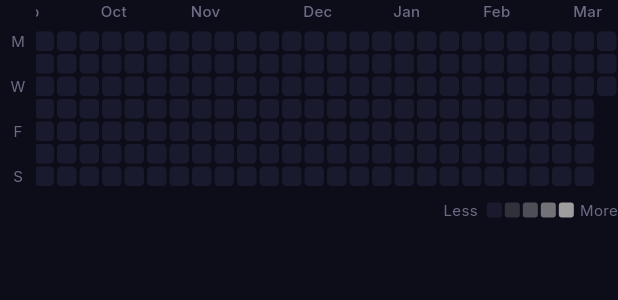
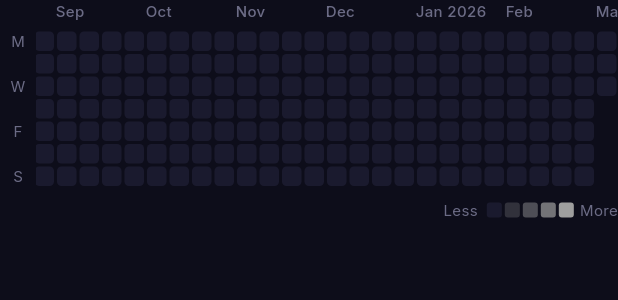
Before and after one commit to Ayushgupta91003/StreakForge, a Flutter app: the HeatmapCalendar widget shown alone on an empty page, opened directly with empty values, on a phone screen of 412 x 824 dp. Shown: the top 300 px of the screen. Run offline on Flutter 3.47's test engine with Material 3 defaults, Android fonts, the phone set to English and light mode, and no system bars; our stand-ins replace csv, file_picker, fl_chart, flutter_local_notifications, flutter_riverpod, google_fonts and 4 more; accounts and stored records are empty; generated files the repository leaves out were written again.

Commit message:
fix: settings Material error, orange default, heatmap year labels, completed section
- Fix: wrap _NotificationSoundTile in Material widget (fixes 'No Material widget found')
- Default theme color changed from purple to orange (0xFFF97316)
- Heatmap: year shown in labels (Jan 2025), 4-column min spacing prevents overlapping
- Heatmap: accepts habitStartDate to control range, passed from habit detail screen
- Home: habits split into Pending (top) and Completed (bottom) sections
- Completed section has muted styling, 'Completed (N)' header with check icon
- All toggle/frequency controls remain functional in completed section for unmarking

```diff
--- a/lib/core/theme/theme_provider.dart
+++ b/lib/core/theme/theme_provider.dart
@@ -9,7 +9,7 @@ class ThemeColorNotifier extends Notifier<Color> {
   @override
   Color build() {
     _loadSaved();
-    return const Color(0xFF6C63FF); // default purple
+    return const Color(0xFFF97316); // default orange
   }
 
   Future<void> _loadSaved() async {
--- a/lib/core/widgets/heatmap_calendar.dart
+++ b/lib/core/widgets/heatmap_calendar.dart
@@ -3,18 +3,21 @@ import 'package:streak_forge/core/theme/app_theme.dart';
 
 /// GitHub-style heatmap calendar widget with horizontal scrolling.
 ///
-/// Uses a fixed cell size (12×12) so cells are always readable.
-/// The grid is horizontally scrollable and auto-scrolls to show today.
+/// Uses a fixed cell size so cells are always readable.
+/// Scrollable horizontally, auto-scrolls to show today (right edge).
+/// Accepts an optional [habitStartDate] to limit the range.
 class HeatmapCalendar extends StatefulWidget {
   final Map<DateTime, double> data;
   final Color color;
   final int months;
+  final DateTime? habitStartDate;
 
   const HeatmapCalendar({
     super.key,
     required this.data,
     required this.color,
     this.months = 12,
+    this.habitStartDate,
   });
 
   @override
@@ -27,7 +30,7 @@ class _HeatmapCalendarState extends State<HeatmapCalendar> {
 
   static const double _cellSize = 13.0;
   static const double _gap = 2.0;
-  static const double _colWidth = _cellSize + _gap; // 15.0
+  static const double _colWidth = _cellSize + _gap;
 
   @override
   void initState() {
@@ -35,13 +38,12 @@ class _HeatmapCalendarState extends State<HeatmapCalendar> {
     _scrollController = ScrollController();
     _monthScrollController = ScrollController();
     WidgetsBinding.instance.addPostFrameCallback((_) {
-      // Auto-scroll to the right (today)
       if (_scrollController.hasClients) {
         _scrollController.jumpTo(_scrollController.position.maxScrollExtent);
       }
       if (_monthScrollController.hasClients) {
-        _monthScrollController.jumpTo(
-            _monthScrollController.position.maxScrollExtent);
+        _monthScrollController
+            .jumpTo(_monthScrollController.position.maxScrollExtent);
       }
     });
   }
@@ -58,17 +60,23 @@ class _HeatmapCalendarState extends State<HeatmapCalendar> {
     final now = DateTime.now();
     final today = DateTime(now.year, now.month, now.day);
 
-    // Calculate the start date (beginning of the period, aligned to start of week)
-    final startDate = DateTime(now.year, now.month - widget.months + 1, 1);
+    // Determine start: use habit start date if provided, else N months ago
+    DateTime rangeStart;
+    if (widget.habitStartDate != null) {
+      final hs = widget.habitStartDate!;
+      final fallback = DateTime(now.year, now.month - widget.months + 1, 1);
+      // Use whichever is earlier
+      rangeStart = hs.isBefore(fallback) ? hs : fallback;
+    } else {
+      rangeStart = DateTime(now.year, now.month - widget.months + 1, 1);
+    }
     // Align to Monday
-    final alignedStart = startDate.subtract(
-      Duration(days: (startDate.weekday - 1) % 7),
-    );
+    final alignedStart =
+        rangeStart.subtract(Duration(days: (rangeStart.weekday - 1) % 7));
 
     // Generate all weeks
     final weeks = <List<DateTime?>>[];
     var currentDate = alignedStart;
-
     while (!currentDate.isAfter(today)) {
       final week = <DateTime?>[];
       for (int d = 0; d < 7; d++) {
@@ -82,21 +90,33 @@ class _HeatmapCalendarState extends State<HeatmapCalendar> {
       weeks.add(week);
     }
 
-    // Find max value for intensity scaling
+    // Find max value for intensity
     double maxValue = 1;
     for (final v in widget.data.values) {
       if (v > maxValue) maxValue = v;
     }
 
-    // Month labels with positions
+    // Month/year labels with positions — avoid collisions
     final monthLabels = <String>[];
     final monthPositions = <int>[];
     int? lastMonth;
+    int? lastYear;
     for (int w = 0; w < weeks.length; w++) {
       for (final day in weeks[w]) {
-        if (day != null && day.month != lastMonth) {
+        if (day != null && (day.month != lastMonth || day.year != lastYear)) {
+          // Skip if too close to previous label (< 4 columns apart)
+          if (monthPositions.isNotEmpty &&
+              (w - monthPositions.last) < 4) {
+            break;
+          }
           lastMonth = day.month;
-          monthLabels.add(_monthName(day.month));
+          lastYear = day.year;
+          // Show year on Jan or first label
+          if (day.month == 1 || monthLabels.isEmpty) {
+            monthLabels.add('${_monthName(day.month)} ${day.year}');
+          } else {
+            monthLabels.add(_monthName(day.month));
+          }
           monthPositions.add(w);
           break;
         }
@@ -109,7 +129,7 @@ class _HeatmapCalendarState extends State<HeatmapCalendar> {
     return Column(
       crossAxisAlignment: CrossAxisAlignment.start,
       children: [
-        // Month labels – scroll in sync
+        // Month labels
         SizedBox(
           height: 16,
           child: Row(
@@ -117,7 +137,7 @@ class _HeatmapCalendarState extends State<HeatmapCalendar> {
               const SizedBox(width: dayLabelWidth),
               Expanded(
                 child: NotificationListener<ScrollNotification>(
-                  onNotification: (_) => true, // absorb
+                  onNotification: (_) => true,
                   child: SingleChildScrollView(
                     controller: _monthScrollController,
                     scrollDirection: Axis.horizontal,
@@ -169,12 +189,10 @@ class _HeatmapCalendarState extends State<HeatmapCalendar> {
                   ],
                 ),
               ),
-
               // Scrollable grid
               Expanded(
                 child: NotificationListener<ScrollNotification>(
                   onNotification: (notification) {
-                    // Sync month labels scroll
                     if (_monthScrollController.hasClients) {
                       _monthScrollController
                           .jumpTo(_scrollController.offset);
@@ -206,11 +224,10 @@ class _HeatmapCalendarState extends State<HeatmapCalendar> {
                                   : 0.0;
 
                               return Padding(
-                                padding:
-                                    const EdgeInsets.all(_gap / 2),
+                                padding: const EdgeInsets.all(_gap / 2),
                                 child: Tooltip(
                                   message:
-                                      '${day.day}/${day.month}/${day.year} — ${value > 0 ? "✓" : "—"}',
+                                      '${day.day}/${day.month}/${day.year} — ${value > 0 ? "✓ ${value > 1 ? value.toStringAsFixed(0) : ""}" : "—"}',
                                   child: Container(
                                     width: _cellSize,
                                     height: _cellSize,
--- a/lib/features/habits/presentation/screens/habit_detail_screen.dart
+++ b/lib/features/habits/presentation/screens/habit_detail_screen.dart
@@ -180,6 +180,7 @@ class HabitDetailScreen extends ConsumerWidget {
                         data: (data) => HeatmapCalendar(
                           data: data,
                           color: color,
+                          habitStartDate: habit.createdAt,
                         ),
                       ),
                     ],
--- a/lib/features/settings/presentation/screens/settings_screen.dart
+++ b/lib/features/settings/presentation/screens/settings_screen.dart
@@ -462,7 +462,9 @@ class _NotificationSoundTileState extends State<_NotificationSoundTile> {
 
   @override
   Widget build(BuildContext context) {
-    return Container(
+    return Material(
+      color: Colors.transparent,
+      child: Container(
       margin: const EdgeInsets.only(bottom: 6),
       decoration: BoxDecoration(
         color: AppColors.card,
@@ -507,6 +509,7 @@ class _NotificationSoundTileState extends State<_NotificationSoundTile> {
         contentPadding:
             const EdgeInsets.symmetric(horizontal: 12, vertical: 2),
       ),
+    ),
     );
   }
 
```
Also changed, not shown: lib/features/habits/presentation/screens/home_screen.dart (+61 -26 lines).
